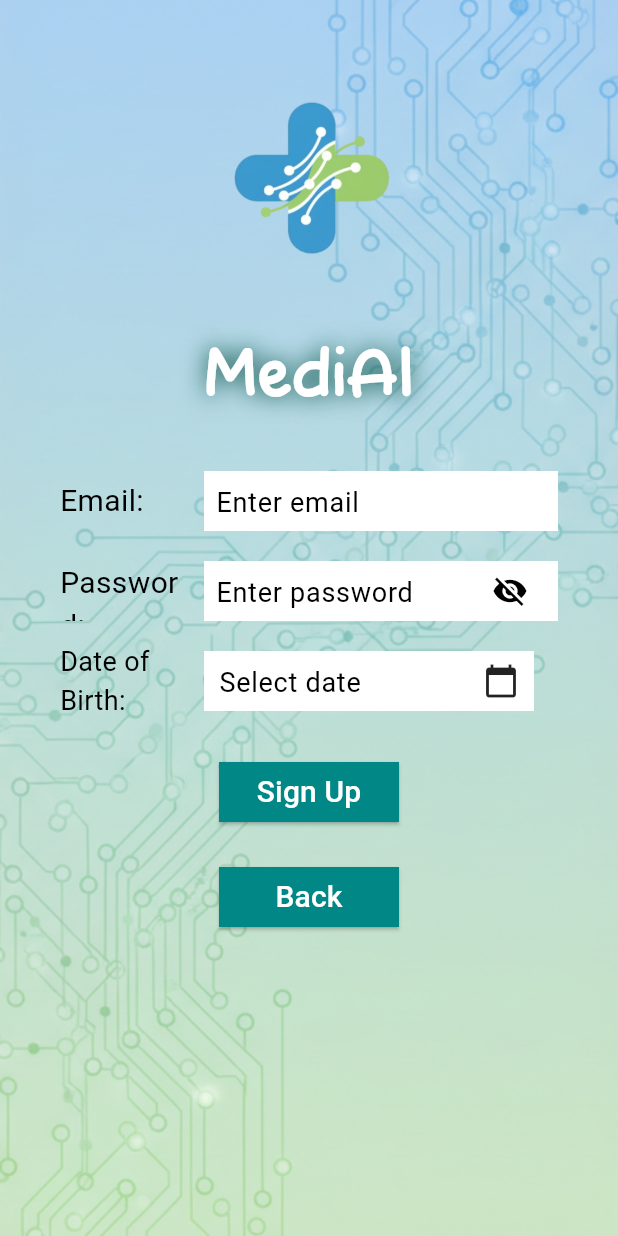
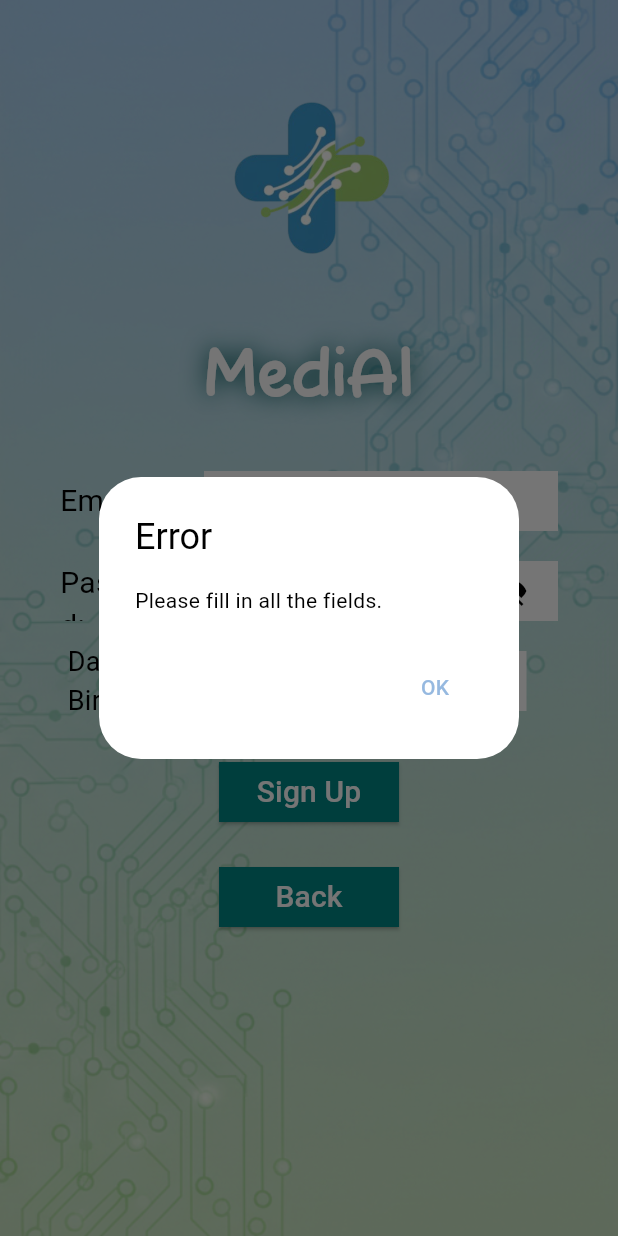
Before and after one commit to Jaslyn1191/hellohackers, a Flutter app: the UserSignupPage screen opened by its route, after a tap on "Sign Up", on a phone screen of 412 x 824 dp. Run offline on Flutter 3.47's test engine with Material 3 defaults, Android fonts, the phone set to English and light mode, and no system bars; our stand-ins replace cloud_firestore, firebase_auth, firebase_core; accounts and stored records are empty; Roboto replaces fonts that are missing (winterdraw).

Commit message:
fixed logic of user signup

```diff
--- a/hellohackers_flutter/lib/main.dart
+++ b/hellohackers_flutter/lib/main.dart
@@ -63,10 +63,10 @@ class MyApp extends StatelessWidget {
       home: const UserLoginPage(),
 
       routes: {
+        '/userLogin': (context) => const UserLoginPage(),
         '/signUp': (context) => const UserSignupPage(),
         '/pharmacistLogin': (context) => const PharmacistLoginPage(),
         '/forgotPassword': (context) => const ForgotPasswordPage(),
-        '/userDashboard': (context) => const UserDashboardPage(userEmail: 'placeholder'),
         '/pharDashboard': (context) => const PharDashboardPage(staffEmail: 'placeholder')
       },
     );
--- a/hellohackers_flutter/lib/ui/user_signup.dart
+++ b/hellohackers_flutter/lib/ui/user_signup.dart
@@ -1,6 +1,7 @@
 import 'package:flutter/material.dart';
 import 'package:firebase_auth/firebase_auth.dart';
 import 'package:hellohackers_flutter/core/colors.dart';
+import 'package:cloud_firestore/cloud_firestore.dart';
 
 class UserSignupPage extends StatefulWidget {
   const UserSignupPage({super.key});
@@ -13,9 +14,13 @@ class _UserSignupPageState extends State<UserSignupPage> {
   final emailController = TextEditingController();
   final passwordController = TextEditingController();
   final dobController = TextEditingController();
-  int? _age;
   bool _obscurePassword = true;
 
+  int? _age;
+  final FirebaseAuth _firebaseAuth = FirebaseAuth.instance;
+
+
+  //clean up (when change pg)
   @override
   void dispose() {
     emailController.dispose();
@@ -23,6 +28,7 @@ class _UserSignupPageState extends State<UserSignupPage> {
     dobController.dispose();
     super.dispose();
   }
+
 
   Future<void> _selectDate(BuildContext context) async {
     final DateTime? picked = await showDatePicker(
@@ -34,12 +40,10 @@ class _UserSignupPageState extends State<UserSignupPage> {
     if (picked != null) {
       setState(() {
         dobController.text = '${picked.year}-${picked.month.toString().padLeft(2, '0')}-${picked.day.toString().padLeft(2, '0')}';
+
         // calculate age
         final now = DateTime.now();
         int years = now.year - picked.year;
-        if (now.month < picked.month || (now.month == picked.month && now.day < picked.day)) {
-          years -= 1;
-        }
         _age = years;
       });
     }
@@ -59,6 +63,8 @@ class _UserSignupPageState extends State<UserSignupPage> {
             fit: BoxFit.cover,
           ),
         ),
+
+
         child: SafeArea(
           child: SingleChildScrollView(
             child: Column(
@@ -84,7 +90,7 @@ class _UserSignupPageState extends State<UserSignupPage> {
                     color: AppColors.white,
                     shadows: [
                       Shadow(
-                        color: Color(0xFF004D40),
+                        color: AppColors.darkTeal,
                         blurRadius: 20,
                       ),
                     ],
@@ -108,10 +114,10 @@ class _UserSignupPageState extends State<UserSignupPage> {
                       child: const Text(
                         'Email:',
                         style: TextStyle(fontSize: 20, fontFamily: 'winterdraw'),
-
                       ),
                     ),
                   ),
+
                   const SizedBox(width: 16),
                   Expanded(
                     child: Container(
@@ -154,6 +160,7 @@ class _UserSignupPageState extends State<UserSignupPage> {
                     ),
                   ),
                   const SizedBox(width: 16),
+
                   Expanded(
                     child: Container(
                       height: 40,
@@ -202,12 +209,13 @@ class _UserSignupPageState extends State<UserSignupPage> {
 
                         const SizedBox(width: 16),
                         SizedBox(
-                          width: 220,
+                          //tried 220 but it overflowed, so stick with 210
+                          width: 210,
                           child: GestureDetector(
                             onTap: () => _selectDate(context),
                             child: Container(
                               height: 40,
-                              padding: const EdgeInsets.symmetric(horizontal: 10),
+                              padding: const EdgeInsets.symmetric(horizontal: 8),
                               color: AppColors.white,
                               child: Row(
                                 children: [
@@ -241,7 +249,19 @@ class _UserSignupPageState extends State<UserSignupPage> {
                   width: 120,
                   height: 40,
                   child: ElevatedButton(
-                    onPressed: () {},
+
+                    //////////////////////
+                    // onPressed: () async {
+                    //   final userEmail = emailController.text.trim();
+                    //   final userPassword = passwordController.text.trim();
+                    //   setState(() {
+                    //     _emailError = null;
+                    //     _passwordError = null;
+                    //   });
+                    // },
+                    onPressed: _handleSignup,
+                    //////////////////////
+
                     style: ElevatedButton.styleFrom(
                       backgroundColor: AppColors.teal700,
                       shape: RoundedRectangleBorder(borderRadius: BorderRadius.zero),
@@ -281,8 +301,88 @@ class _UserSignupPageState extends State<UserSignupPage> {
       ),
     );
   }
+
+  Future<void> _handleSignup() async {
+    final userEmail = emailController.text.trim();
+    final userPassword = passwordController.text.trim();
+    final userDob = dobController.text.trim();
+
+    if (userEmail.isEmpty || userPassword.isEmpty || userDob.isEmpty) {
+      _showErrorDialog('Error', 'Please fill in all the fields.');
+      return;
+    }
+    //no need isloading as just pop the dialog
+
+    try {
+      // await FirebaseAuth.instance.createUserWithEmailAndPassword(email: userEmail, password: userPassword);
+      UserCredential userCredential =
+            await FirebaseAuth.instance.createUserWithEmailAndPassword(
+          email: userEmail,
+          password: userPassword,
+        );
+
+      String uid = userCredential.user!.uid;
+
+      //create the user in database
+      await FirebaseFirestore.instance.collection('users').doc(uid).set({
+        'fullName': "",
+        'age': _age,
+        'dob': dobController.text,
+        'address': "",
+        'email': userEmail,
+      });
+
+      if (!context.mounted) return;
+
+      await showDialog(
+        context: context,
+        builder: (context) => AlertDialog(
+          title: const Text("Account Created"),
+          content: const Text(
+            "Your account has been successfully created. You can now log in.",
+          ),
+          actions: [
+            TextButton(
+              onPressed: () {
+                Navigator.pop(context); // Close dialog
+              },
+              child: const Text("OK"),
+            ),
+          ],
+        ),
+      );
+
+    } on FirebaseAuthException catch (e) {
+      String errorMessage = 'An error occurred. Please try again.';
+      if (e.code == 'email-already-in-use') {
+        errorMessage = 'This email is already in use. Please use a different email.';
+      } else if (e.code == 'invalid-email') {
+        errorMessage = 'The email address is not valid. Please enter a valid email.';
+      } else if (e.code == 'weak-password') {
+        errorMessage = 'The password is too weak. Please enter a stronger password.';
+      }
+      _showErrorDialog('Signup Failed', errorMessage);
+    } catch (e) {
+      _showErrorDialog('Signup Failed', 'An unexpected error occurred. Please try again.');
+    }
   }
 
+  void _showErrorDialog(String title, String message) {
+    showDialog(
+      context: context,
+      builder: (context) => AlertDialog(
+        title: Text(title),
+        content: Text(message),
+        actions: [
+          TextButton(
+            onPressed: () => Navigator.pop(context),
+            child: const Text('OK'),
+          ),
+        ],
+      ),
+    );
+  }
+}
 // Custom FocusNode that's always disabled for non-editable TextField
 class AlwaysDisabledFocusNode extends FocusNode {
   @override
```
Also changed, not shown: hellohackers_flutter/lib/ui/user_dashboard.dart (+6 -2 lines), hellohackers_flutter/lib/ui/user_login.dart (+23 -15 lines). Lines whose indentation alone changed are shown as unchanged.
